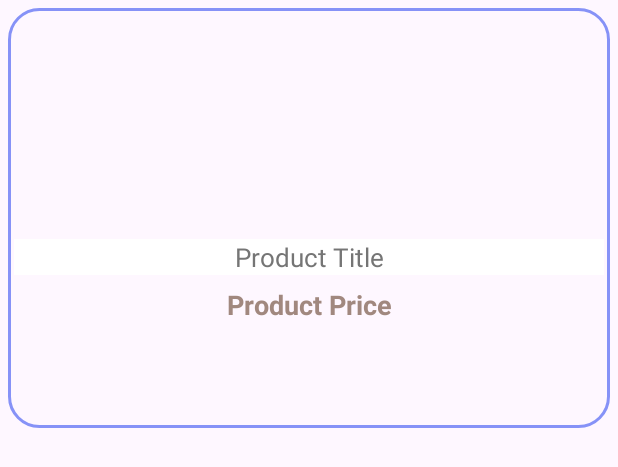
After one commit to tayfundoganay/Store, an Android app: the layout list_product.xml on its own in the app's theme, with its tools: preview values and no code run, on a phone screen of 412 x 824 dp. The commit adds this screen. Shown: the top 467 px of the screen. Run offline under Robolectric (Android 15) with nearby library versions, the phone set to English and light mode, and no system bars.

Commit message:
layout changes etc.

```diff
--- a/app/src/main/java/com/example/data/AppModule.kt
+++ b/app/src/main/java/com/example/data/AppModule.kt
@@ -1,6 +1,6 @@
 package com.example.data
 
-import com.example.data.service.StoreServiceInstance
+import com.example.data.service.StoreServiceAPI
 import dagger.Module
 import dagger.Provides
 import dagger.hilt.InstallIn
@@ -18,9 +18,9 @@ class AppModule {
 
     @Singleton
     @Provides
-    fun getStoreServiceInstance(retrofit: Retrofit): StoreServiceInstance
+    fun getStoreServiceInstance(retrofit: Retrofit): StoreServiceAPI
     {
-        return retrofit.create(StoreServiceInstance::class.java)
+        return retrofit.create(StoreServiceAPI::class.java)
     }
 
     @Singleton
--- a/app/src/main/java/com/example/data/service/StoreServiceInstance.kt
+++ b/app/src/main/java/com/example/data/service/StoreServiceAPI.kt
@@ -1,13 +1,13 @@
 package com.example.data.service
 
 import com.example.data.model.Product
+import kotlinx.coroutines.flow.Flow
 import retrofit2.Call
 import retrofit2.http.GET
-import retrofit2.http.Headers
 
-interface StoreServiceInstance {
+interface StoreServiceAPI {
 
     //@Headers("$API_KEY")
     @GET("products")
-    fun getPosts() : Call<List<Product>>
+    fun getProducts() : Call<List<Product>>
 }
--- /dev/null
+++ b/app/src/main/res/drawable/custom_cardview.xml
@@ -0,0 +1,12 @@
+<?xml version="1.0" encoding="utf-8"?>
+<shape xmlns:android="http://schemas.android.com/apk/res/android"
+    android:shape="rectangle">
+
+    <stroke
+        android:width="2dp"
+        android:color="@color/lavender"/>
+
+    <corners
+        android:radius="20dp"/>
+
+</shape>
--- /dev/null
+++ b/app/src/main/res/layout/list_product.xml
@@ -0,0 +1,58 @@
+<?xml version="1.0" encoding="utf-8"?>
+<androidx.constraintlayout.widget.ConstraintLayout
+    xmlns:android="http://schemas.android.com/apk/res/android"
+    xmlns:app="http://schemas.android.com/apk/res-auto"
+    xmlns:tools="http://schemas.android.com/tools"
+    android:layout_marginStart="5dp"
+    android:layout_marginEnd="5dp"
+    android:layout_marginVertical="5dp"
+    android:layout_marginHorizontal="5dp"
+    android:layout_width="match_parent"
+    android:layout_height="280dp">
+
+    <LinearLayout
+        android:layout_width="match_parent"
+        android:layout_height="match_parent"
+        android:orientation="vertical"
+        app:layout_constraintBottom_toBottomOf="parent"
+        app:layout_constraintEnd_toEndOf="parent"
+        app:layout_constraintStart_toStartOf="parent"
+        app:layout_constraintTop_toTopOf="parent"
+        android:background="@drawable/custom_cardview"
+        android:padding="4dp">
+
+
+        <ImageView
+            android:id="@+id/productImage"
+            android:layout_width="180dp"
+            android:layout_height="150dp"
+            android:contentDescription="@string/product_image"
+            android:scaleType="centerInside"
+            app:shapeAppearanceOverlay="@style/roundedImageViewRounded"
+            tools:ignore="ImageContrastCheck" />
+
+
+        <TextView
+            android:id="@+id/productTitle"
+            android:layout_width="match_parent"
+            android:layout_height="wrap_content"
+            android:background="@color/white"
+            android:gravity="center"
+            android:hint="@string/product_title"
+            android:textColor="@color/black"
+            android:textColorHint="#757575"
+            android:textSize="17sp" />
+
+        <TextView
+            android:id="@+id/productPrice"
+            android:layout_width="match_parent"
+            android:layout_height="40dp"
+            android:layout_marginBottom="0dp"
+            android:gravity="center"
+            android:hint="@string/product_price"
+            android:textColorHint="#A1887F"
+            android:textSize="18sp"
+            android:textStyle="bold" />
+    </LinearLayout>
+
+</androidx.constraintlayout.widget.ConstraintLayout>
--- a/app/src/main/res/values/strings.xml
+++ b/app/src/main/res/values/strings.xml
@@ -2,4 +2,7 @@
     <string name="app_name">Store</string>
     <!-- TODO: Remove or change this placeholder text -->
     <string name="hello_blank_fragment">Hello blank fragment</string>
+    <string name="product_title">Product Title</string>
+    <string name="product_price">Product Price</string>
+    <string name="product_image">Product Image</string>
 </resources>
--- a/build.gradle
+++ b/build.gradle
@@ -6,4 +6,5 @@ plugins {
     id 'com.google.dagger.hilt.android' version '2.44' apply false
 
 
+
 }
```
Also changed, not shown: app/src/main/java/com/example/MainActivity.kt (+48 -27 lines), app/src/main/java/com/example/data/repository/StoreRepository.kt (+6 -4 lines), app/src/main/java/com/example/ui/ProductAdapter.kt (+15 -1 lines), app/src/main/java/com/example/ui/ProductDetailFragment.kt (+39 -1 lines), app/src/main/java/com/example/ui/ProductDetailViewModel.kt (added, +23 -0 lines), app/src/main/java/com/example/ui/ProductListFragment.kt (+13 -2 lines), app/src/main/java/com/example/ui/ProductListViewModel.kt (renamed from app/src/main/java/com/example/ui/ProductViewModel.kt, +3 -7 lines), app/src/main/res/layout/activity_main.xml (+15 -1 lines), app/src/main/res/layout/list_item.xml (deleted, +0 -51 lines), app/src/main/res/layout/post_item.xml (deleted, +0 -29 lines), app/src/main/res/layout/row_products.xml (deleted, +0 -101 lines).
